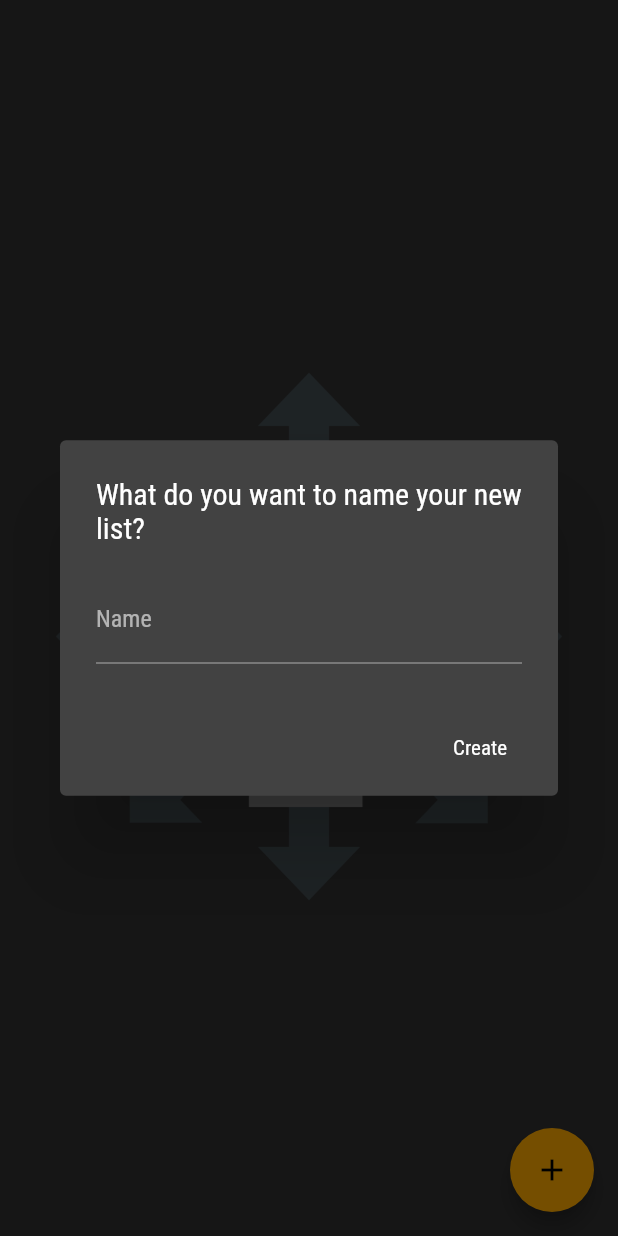
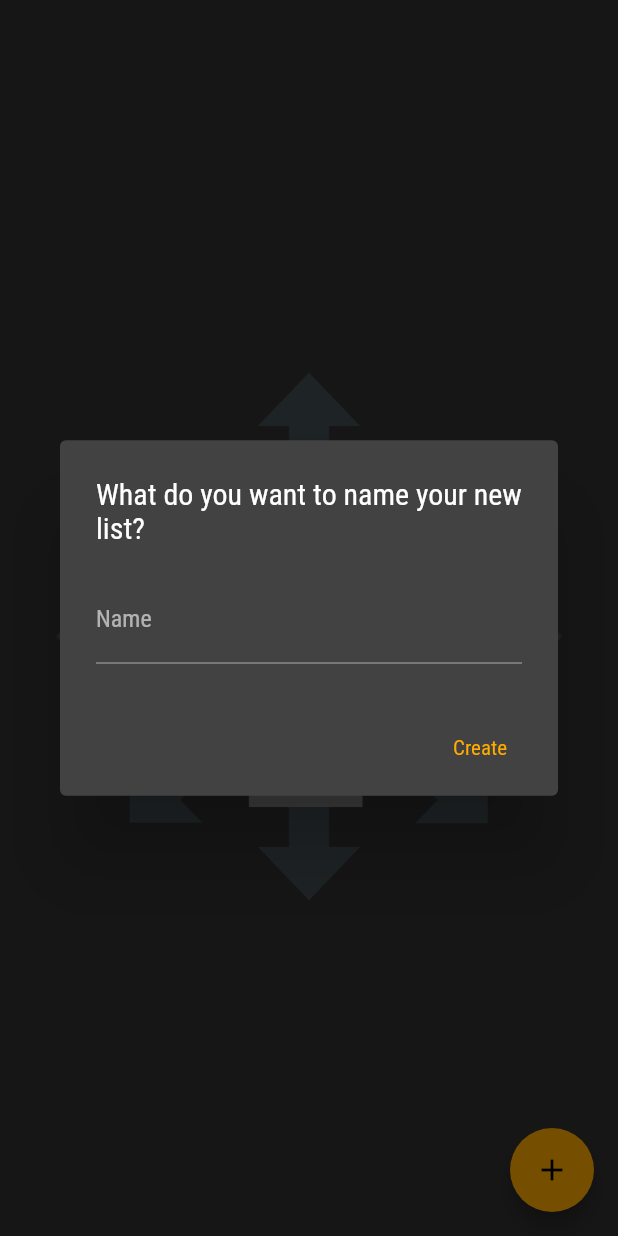
Before and after one commit to michaelmorrisg/warhammer-list, a Flutter app: the screen it shows after launch, after a tap on the "add" icon, on a phone screen of 412 x 824 dp. Run offline on Flutter 3.47's test engine with Material 2 defaults, Android fonts, the phone set to English and light mode, and no system bars; our stand-ins replace sqflite; missing offline and left inert: random_color; accounts and stored records are empty.

Commit message:
Padding stuff

```diff
--- a/lib/routes/add_stat_item.dart
+++ b/lib/routes/add_stat_item.dart
@@ -1057,7 +1057,8 @@ class _AddStatItemState extends State<AddStatItem> {
                                 },
                               ),
                               FlatButton(
-                                child: Text('Create'),
+                                child: Text('Create', style: TextStyle(                                                        color:
+                                                            Color(0xFFFFAB00),)),
                                 onPressed: () {
                                   newWeapon.statItemId = widget.statItem.id;
                                   DatabaseHelper.instance
--- a/lib/routes/go_to_army.dart
+++ b/lib/routes/go_to_army.dart
@@ -51,9 +51,7 @@ class _GoToArmyState extends State<GoToArmy> {
         appBar: AppBar(
           title: Text(widget.army.name),
         ),
-        body: Padding(
-          padding: const EdgeInsets.only(top: 15.0),
-          child: Container(
+        body: Container(
           decoration: BoxDecoration(
             image: DecorationImage(
               image: AssetImage('assets/logo_forty_opacity.png'),
@@ -93,7 +91,6 @@ class _GoToArmyState extends State<GoToArmy> {
             ],
           ),
         ),
-        ),
       );
     }
   }
--- a/lib/routes/main_screen.dart
+++ b/lib/routes/main_screen.dart
@@ -31,7 +31,16 @@ class _MainScreenState extends State<MainScreen> {
       return Scaffold(
           body: Container(
         alignment: Alignment(0, 0),
-        child: CircularProgressIndicator(),
+        child: Padding(
+              padding: const EdgeInsets.only(top: 25.0),
+              child: Container(
+                decoration: BoxDecoration(
+                  image: DecorationImage(
+                    image: AssetImage('assets/logo_forty_opacity.png'),
+                  ),
+                ),
+              ),
+            ),
       ));
     }
     return Scaffold(
@@ -53,7 +62,8 @@ class _MainScreenState extends State<MainScreen> {
                     ),
                     actions: <Widget>[
                       FlatButton(
-                        child: Text('Create'),
+                        child: Text('Create', style: TextStyle(                                                        color:
+                                                            Color(0xFFFFAB00),)),
                         onPressed: () {
                           Army newArmy = Army(name: newName, statItems: []);
                           setState(() {
```
Also changed, not shown: lib/routes/add_army.dart (+3 -5 lines). Lines whose indentation alone changed are shown as unchanged.
